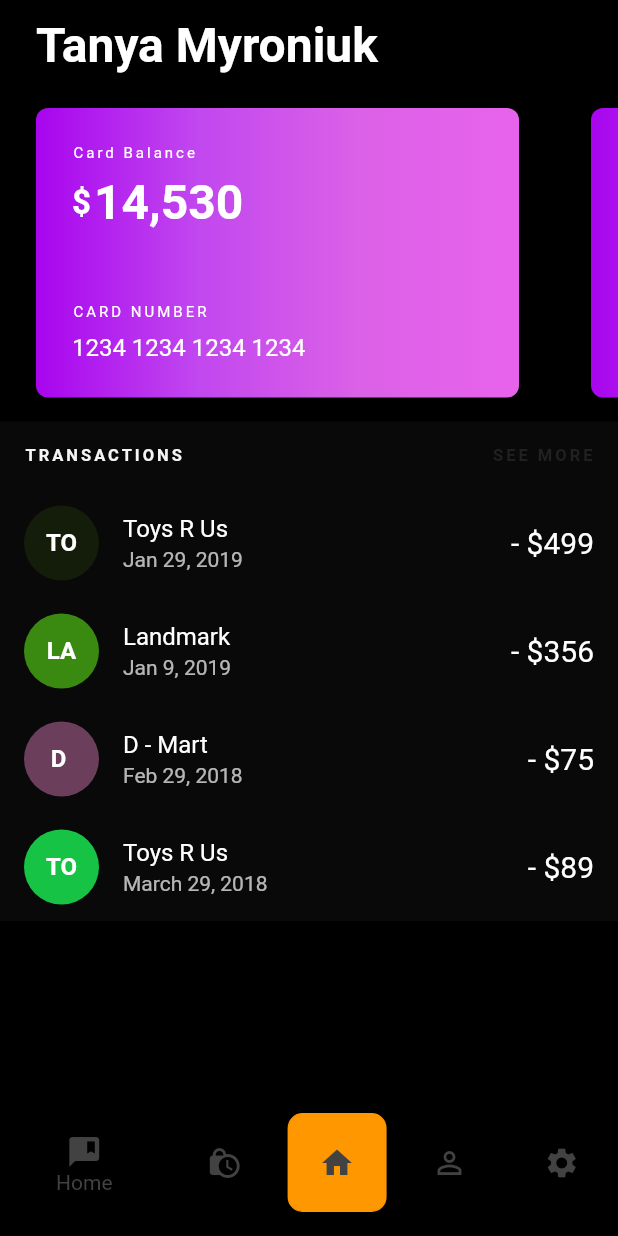
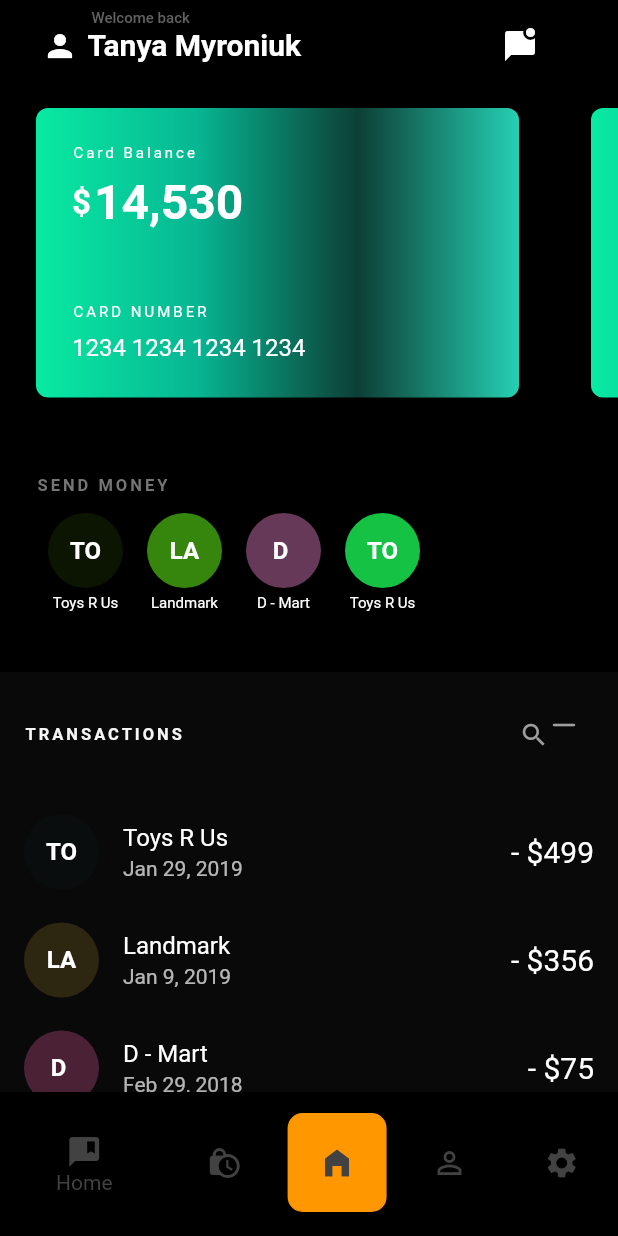
Before and after one commit to Akshat-Nigam3101/Expense_Tracker_UI, a Flutter app: the screen it shows after launch, on a phone screen of 412 x 824 dp. Run offline on Flutter 3.47's test engine with Material 2 defaults, Android fonts, the phone set to English and light mode, and no system bars.

Commit message:
added icons in second

```diff
--- a/lib/second.dart
+++ b/lib/second.dart
@@ -64,12 +64,12 @@ class _HomePageState extends State<HomePage> {
               ),
               child: Padding(
                 padding: const EdgeInsets.all(20.0),
-                child: Icon(Icons.home),
+                child: Icon(Icons.home_filled),
               ),
             ),
             label: 'Home',
           ),
-          BottomNavigationBarItem(
+          const BottomNavigationBarItem(
             icon: Icon(
               Icons.person_outline,
             ),
@@ -87,21 +87,54 @@ class _HomePageState extends State<HomePage> {
       appBar: AppBar(
         backgroundColor: Colors.black,
         elevation: 0,
-        title: const Padding(
+        title: Stack(
+          children: [
+            Padding(
               padding: EdgeInsets.only(
                 top: 12,
                 bottom: 8,
                 left: 8,
-            right: 8,
+                right: 160,
               ),
               child: Text(
-            "Tanya Myroniuk",
+                "       Tanya Myroniuk",
                 style: TextStyle(
-              fontSize: 32,
+                  fontSize: 20,
                   fontWeight: FontWeight.bold,
                   backgroundColor: Colors.black,
                 ),
               ),
+            ),
+            Positioned(
+              top: 0,
+              left: 45,
+              child: Text(
+                "Welcome back",
+                style: TextStyle(
+                  fontSize: 10,
+                  color: Colors.grey[700],
+                ),
+              ),
+            ),
+            Positioned(
+              left: 0,
+              child: IconButton(
+                icon: Icon(Icons.person),
+                onPressed: () {
+                  // do something
+                },
+              ),
+            ),
+            Positioned(
+              right: -10,
+              child: IconButton(
+                icon: Icon(Icons.mark_chat_unread_rounded),
+                onPressed: () {
+                  // do something
+                },
+              ),
+            ),
+          ],
         ),
       ),
       body: ListView(
@@ -116,7 +149,9 @@ class _HomePageState extends State<HomePage> {
               ],
             ),
           ),
-          _buildTransactionsSection()
+          // _buildAppBar(),
+          _buildSendMoneySection(context),
+          _buildTransactionsSection(),
         ],
       ),
     );
@@ -144,10 +179,10 @@ class _HomePageState extends State<HomePage> {
             gradient: LinearGradient(
               // ignore: prefer_const_literals_to_create_immutables
               colors: [
-                Color(0xffa805ee),
-                Color(0xffC147EF),
-                Color(0xffDB61E7),
-                Color(0xffE863EC),
+                Color.fromARGB(255, 8, 234, 162),
+                Color.fromARGB(255, 7, 182, 147),
+                Color.fromARGB(255, 13, 63, 53),
+                Color.fromARGB(255, 37, 208, 180),
               ],
               begin: Alignment.centerLeft,
               end: Alignment.centerRight,
@@ -220,7 +255,7 @@ class _HomePageState extends State<HomePage> {
     return Padding(
       padding: const EdgeInsets.symmetric(
         vertical: 16,
-        horizontal: 24,
+        horizontal: 10,
       ),
       child: Row(
         mainAxisAlignment: MainAxisAlignment.spaceBetween,
@@ -228,13 +263,15 @@ class _HomePageState extends State<HomePage> {
           Text(
             "",
             style: TextStyle(
-              fontSize: 32,
+              fontSize: 10,
               fontWeight: FontWeight.bold,
             ),
           ),
+          Icon(Icons.search, size: 20, color: Colors.grey),
           Icon(
-            Icons.search,
-            size: 30,
+            Icons.maximize_rounded,
+            size: 20,
+            color: Colors.grey,
           )
         ],
       ),
@@ -260,15 +297,16 @@ class _HomePageState extends State<HomePage> {
                     color: Colors.grey[100],
                   ),
                 ),
-                Text(
-                  "SEE MORE",
-                  style: TextStyle(
-                    fontSize: 11,
-                    fontWeight: FontWeight.w600,
-                    color: Colors.grey[900],
-                    letterSpacing: 2,
-                  ),
-                ),
+                _buildAppBar(),
+                // Text(
+                //   "SEE MORE",
+                //   style: TextStyle(
+                //     fontSize: 11,
+                //     fontWeight: FontWeight.w600,
+                //     color: Colors.grey[900],
+                //     letterSpacing: 2,
+                //   ),
+                // ),
               ],
             ),
           ),
@@ -343,18 +381,18 @@ class _HomePageState extends State<HomePage> {
                   children: <Widget>[
                     CircleAvatar(
                       radius: 25,
+                      backgroundColor: Color.fromARGB(
+                        _random.nextInt(256),
+                        _random.nextInt(256),
+                        _random.nextInt(256),
+                        _random.nextInt(256),
+                      ),
                       child: Text(
                         transaction.name.substring(0, 2).toUpperCase(),
                         style: const TextStyle(
                           color: Colors.white,
                           fontWeight: FontWeight.w600,
                         ),
-                      ),
-                      backgroundColor: Color.fromARGB(
-                        _random.nextInt(256),
-                        _random.nextInt(256),
-                        _random.nextInt(256),
-                        _random.nextInt(256),
                       ),
                     ),
                     const SizedBox(
```
Lines whose indentation alone changed are shown as unchanged.
